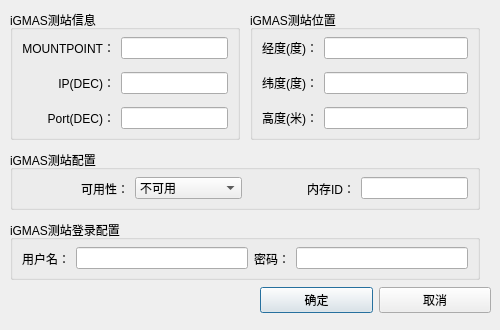
Old version of the form widget/dialog/modify_igmasstation_dialog.ui in the repository yanghang8612/SMAMMainUI.
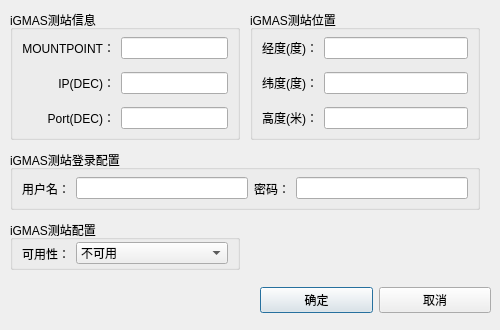
New version of the form.

Commit message: Main entry now is accroding to deployment parameter. Receiver and iGMAS station memID now is generated.

Patch:
```diff
--- a/widget/dialog/modify_igmasstation_dialog.ui
+++ b/widget/dialog/modify_igmasstation_dialog.ui
@@ -172,15 +172,15 @@
    <property name="geometry">
     <rect>
      <x>10</x>
-     <y>150</y>
-     <width>470</width>
-     <height>60</height>
+     <y>220</y>
+     <width>230</width>
+     <height>50</height>
     </rect>
    </property>
    <property name="title">
     <string>iGMAS测站配置</string>
    </property>
-   <layout class="QHBoxLayout" name="horizontalLayout_2" stretch="1,1,1,1">
+   <layout class="QHBoxLayout" name="horizontalLayout_2" stretch="0,1">
     <property name="topMargin">
      <number>0</number>
     </property>
@@ -211,26 +211,13 @@
       </item>
      </widget>
     </item>
-    <item>
-     <widget class="QLabel" name="label_7">
-      <property name="text">
-       <string>内存ID：</string>
-      </property>
-      <property name="alignment">
-       <set>Qt::AlignRight|Qt::AlignTrailing|Qt::AlignVCenter</set>
-      </property>
-     </widget>
-    </item>
-    <item>
-     <widget class="QLineEdit" name="stationMemIDEdit"/>
-    </item>
    </layout>
   </widget>
   <widget class="QGroupBox" name="groupBox_3">
    <property name="geometry">
     <rect>
      <x>10</x>
-     <y>220</y>
+     <y>150</y>
      <width>470</width>
      <height>60</height>
     </rect>
```
Left out of the diff: 1 changed line with no effect on the pictures. The commit also changes 16 other files.
